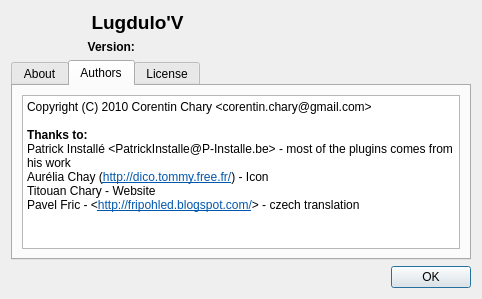
Before: the Qt Designer form lugdulov/aboutdialog.ui in iksaif/lugdulov, drawn with Qt 5.
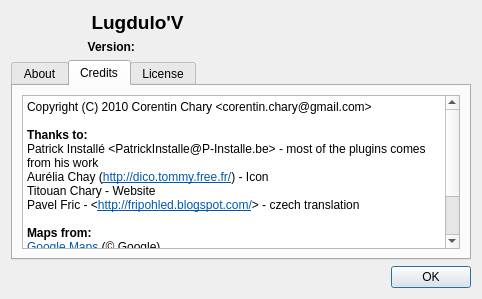
After: the same form once the commit is applied. The open tabs and pages were chosen to show the change. Icons and pictures are not drawn.

Diff of the .ui file:
```diff
--- a/lugdulov/aboutdialog.ui
+++ b/lugdulov/aboutdialog.ui
@@ -96,7 +96,7 @@
      </widget>
      <widget class="QWidget" name="tabAuthors">
       <attribute name="title">
-       <string>Authors</string>
+       <string>Credits</string>
       </attribute>
       <layout class="QGridLayout" name="gridLayout_3">
        <item row="0" column="0">
@@ -116,7 +116,13 @@
 &lt;p style=&quot; margin-top:0px; margin-bottom:0px; margin-left:0px; margin-right:0px; -qt-block-indent:0; text-indent:0px;&quot;&gt;Aurélia Chay (&lt;a href=&quot;http://dico.tommy.free.fr/&quot;&gt;&lt;span style=&quot; text-decoration: underline; color:#0057ae;&quot;&gt;http://dico.tommy.free.fr/&lt;/span&gt;&lt;/a&gt;) - Icon&lt;/p&gt;
 &lt;p style=&quot; margin-top:0px; margin-bottom:0px; margin-left:0px; margin-right:0px; -qt-block-indent:0; text-indent:0px;&quot;&gt;Titouan Chary - Website&lt;/p&gt;
 &lt;p style=&quot; margin-top:0px; margin-bottom:0px; margin-left:0px; margin-right:0px; -qt-block-indent:0; text-indent:0px;&quot;&gt;Pavel Fric - &amp;lt;&lt;a href=&quot;http://fripohled.blogspot.com/&quot;&gt;&lt;span style=&quot; text-decoration: underline; color:#0057ae;&quot;&gt;http://fripohled.blogspot.com/&lt;/span&gt;&lt;/a&gt;&amp;gt; - czech translation&lt;/p&gt;
-&lt;p style=&quot;-qt-paragraph-type:empty; margin-top:0px; margin-bottom:0px; margin-left:0px; margin-right:0px; -qt-block-indent:0; text-indent:0px;&quot;&gt;&lt;/p&gt;&lt;/td&gt;&lt;/tr&gt;&lt;/table&gt;&lt;/body&gt;&lt;/html&gt;</string>
+&lt;p style=&quot;-qt-paragraph-type:empty; margin-top:0px; margin-bottom:0px; margin-left:0px; margin-right:0px; -qt-block-indent:0; text-indent:0px;&quot;&gt;&lt;/p&gt;
+&lt;p style=&quot; margin-top:0px; margin-bottom:0px; margin-left:0px; margin-right:0px; -qt-block-indent:0; text-indent:0px;&quot;&gt;&lt;span style=&quot; font-weight:600;&quot;&gt;Maps from:&lt;/span&gt;&lt;/p&gt;
+&lt;p style=&quot; margin-top:0px; margin-bottom:0px; margin-left:0px; margin-right:0px; -qt-block-indent:0; text-indent:0px;&quot;&gt;&lt;a href=&quot;http://maps.google.com/&quot;&gt;&lt;span style=&quot; text-decoration: underline; color:#0057ae;&quot;&gt;Google Maps&lt;/span&gt;&lt;/a&gt; (© Google)&lt;/p&gt;
+&lt;p style=&quot; margin-top:0px; margin-bottom:0px; margin-left:0px; margin-right:0px; -qt-block-indent:0; text-indent:0px;&quot;&gt;&lt;a href=&quot;http://maps.ovi.com&quot;&gt;&lt;span style=&quot; text-decoration: underline; color:#0057ae;&quot;&gt;Ovi Maps&lt;/span&gt;&lt;/a&gt; (© Nokia)&lt;/p&gt;
+&lt;p style=&quot; margin-top:0px; margin-bottom:0px; margin-left:0px; margin-right:0px; -qt-block-indent:0; text-indent:0px;&quot;&gt;&lt;a href=&quot;http://www.openstreetmap.org/&quot;&gt;&lt;span style=&quot; text-decoration: underline; color:#0057ae;&quot;&gt;OpenStreetMap&lt;/span&gt;&lt;/a&gt;&lt;/p&gt;
+&lt;p style=&quot; margin-top:0px; margin-bottom:0px; margin-left:0px; margin-right:0px; -qt-block-indent:0; text-indent:0px;&quot;&gt;&lt;a href=&quot;http://www.opencyclemap.org/&quot;&gt;&lt;span style=&quot; text-decoration: underline; color:#0057ae;&quot;&gt;OpenCycleMap&lt;/span&gt;&lt;/a&gt; &lt;/p&gt;
+&lt;p style=&quot; margin-top:0px; margin-bottom:0px; margin-left:0px; margin-right:0px; -qt-block-indent:0; text-indent:0px;&quot;&gt; &lt;/p&gt;&lt;/td&gt;&lt;/tr&gt;&lt;/table&gt;&lt;/body&gt;&lt;/html&gt;</string>
          </property>
          <property name="openExternalLinks">
           <bool>true</bool>
```
